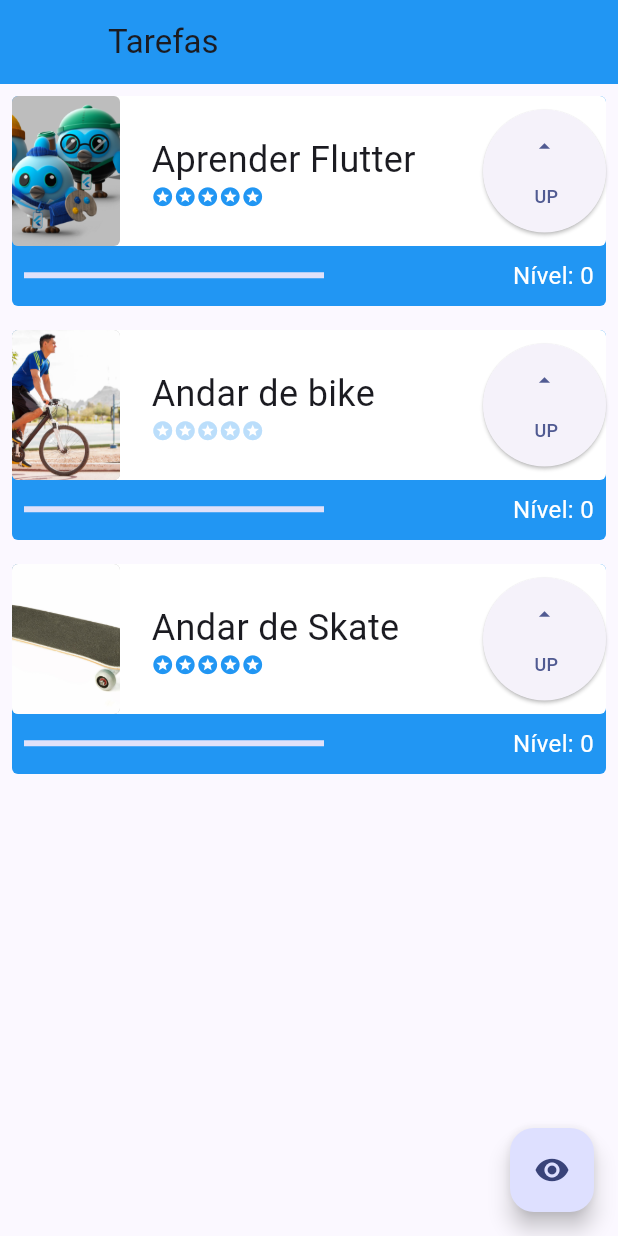
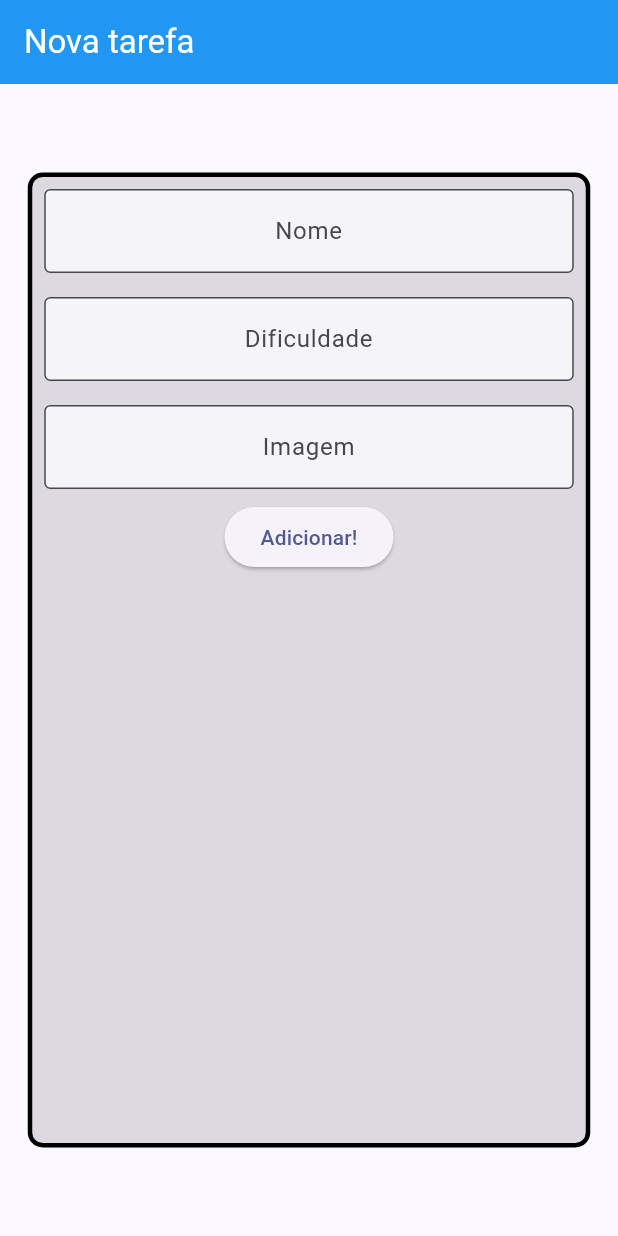
Before and after one commit to rodrigosdmenezes/MyApp-Alura-Flutter, a Flutter app: the screen it shows after launch, on a phone screen of 412 x 824 dp. Run offline on Flutter 3.47's test engine with Material 3 defaults, Android fonts, the light colour scheme and no system bars.

Commit message:
Criando tela de formulario de tarefa

```diff
--- a/lib/main.dart
+++ b/lib/main.dart
@@ -1,3 +1,4 @@
+import 'package:app_flutter_alura/screens/formScreen.dart';
 import 'package:app_flutter_alura/screens/initialScreen.dart';
 import 'package:flutter/material.dart';
 
@@ -22,7 +23,7 @@ class _MyAppState extends State<MyApp> {
             ColorScheme.fromSeed(seedColor: const Color.fromARGB(255, 3, 58, 240)),
         useMaterial3: true,
       ),
-      home: const InitialScreen(),
+      home: const FormScrenn(),
     );
   }
 }
--- /dev/null
+++ b/lib/screens/formScreen.dart
@@ -0,0 +1,82 @@
+import 'package:flutter/material.dart';
+
+class FormScrenn extends StatefulWidget {
+  const FormScrenn({super.key});
+
+  @override
+  State<FormScrenn> createState() => _FormScrennState();
+}
+
+class _FormScrennState extends State<FormScrenn> {
+  TextEditingController nameController = TextEditingController();
+  TextEditingController difficultyController = TextEditingController();
+  TextEditingController imageController = TextEditingController();
+
+  @override
+  Widget build(BuildContext context) {
+    return Scaffold(
+      appBar: AppBar(
+        title: const Text(
+          'Nova tarefa',
+        ),
+        backgroundColor: Colors.blue,
+        foregroundColor: Colors.white,
+      ),
+      body: Center(
+        child: Container(
+          height: 650,
+          width: 375,
+          decoration: BoxDecoration(
+            color: Colors.black12,
+            borderRadius: BorderRadius.circular(10),
+            border: Border.all(width: 3),
+          ),
+          child: Column(
+            children: [
+              Padding(
+                padding: const EdgeInsets.all(8.0),
+                child: TextFormField(
+                  controller: nameController,
+                  textAlign: TextAlign.center,
+                  decoration: const InputDecoration(
+                    border: OutlineInputBorder(),
+                    hintText: 'Nome',
+                    fillColor: Colors.white70,
+                    filled: true,
+                  ),
+                ),
+              ),
+              Padding(
+                padding: const EdgeInsets.all(8.0),
+                child: TextFormField(
+                  controller: difficultyController,
+                  textAlign: TextAlign.center,
+                  decoration: const InputDecoration(
+                    border: OutlineInputBorder(),
+                    hintText: 'Dificuldade',
+                    fillColor: Colors.white70,
+                    filled: true,
+                  ),
+                ),
+              ),
+              Padding(
+                padding: const EdgeInsets.all(8.0),
+                child: TextFormField(
+                  controller: imageController,
+                  textAlign: TextAlign.center,
+                  decoration: const InputDecoration(
+                    border: OutlineInputBorder(),
+                    hintText: 'Imagem',
+                    fillColor: Colors.white70,
+                    filled: true,
+                  ),
+                ),
+              ),
+              ElevatedButton(onPressed: () {}, child: Text('Adicionar!'))
+            ],
+          ),
+        ),
+      ),
+    );
+  }
+}
```
